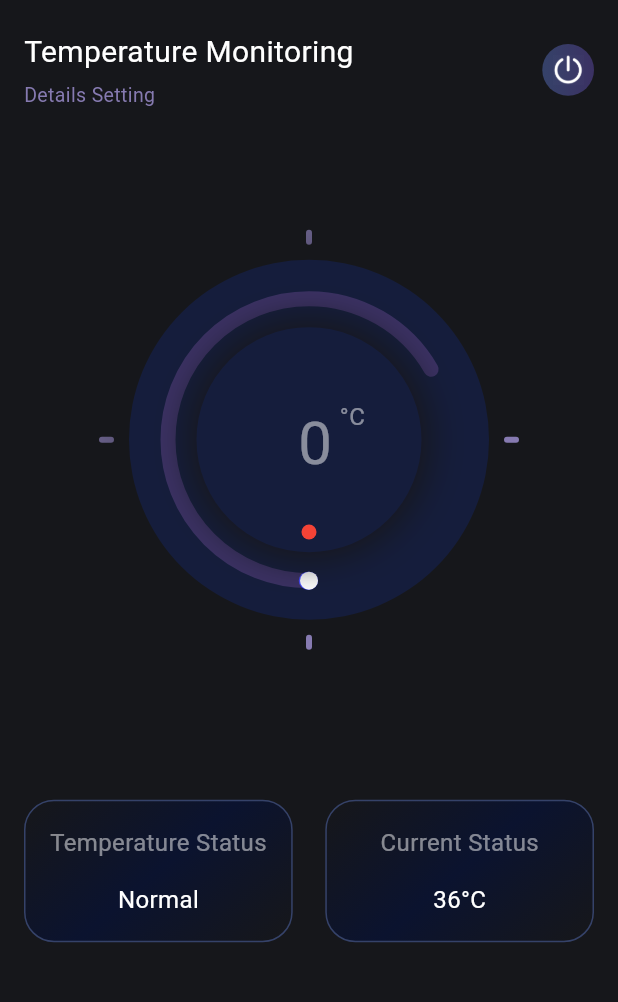
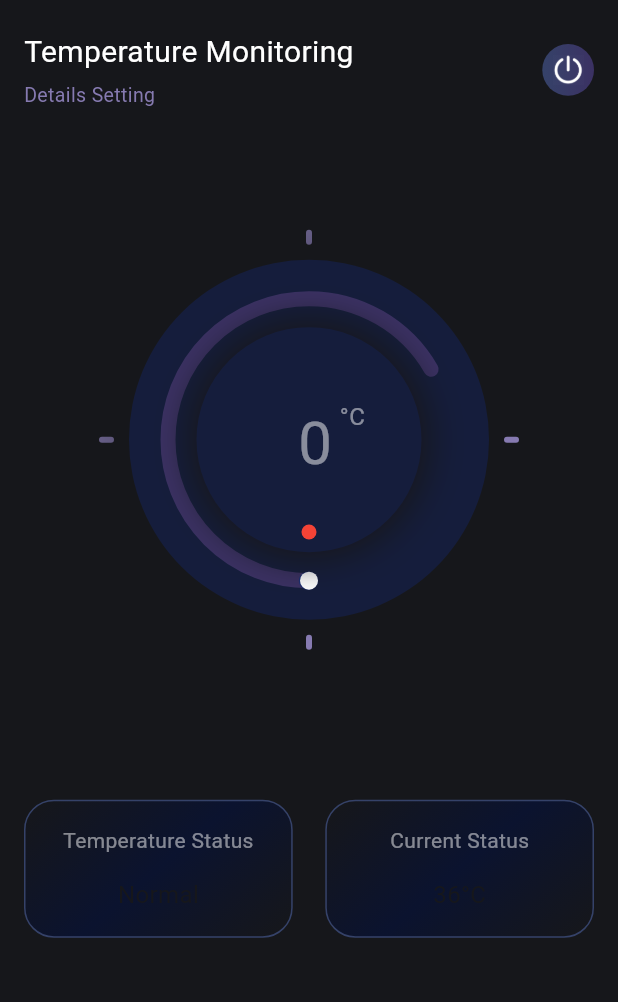
Before and after one commit to bagusirfanzah/AppMonitoring, a Flutter app: the TemperatureScreen screen opened by its route, on a phone screen of 412 x 824 dp, the part 75-1077 px from its top. Run offline on Flutter 3.47's test engine with Material 3 defaults, Android fonts, the light colour scheme and no system bars; drawn by our look-alikes of sleek_circular_slider.

Commit message:
add: on/off detail monitors

```diff
--- a/lib/screen/ph_screen.dart
+++ b/lib/screen/ph_screen.dart
@@ -32,12 +32,13 @@ class _PhScreenState extends State<PhScreen> {
                 children: [
                   InkWell(
                       onTap: () {
-                        Navigator.pushReplacementNamed(
-                            context, HomeScreen.routeName);
+                        Navigator.pushReplacementNamed(context, HomeScreen.routeName);
                       },
                       child:
                           Image.asset("assets/icons/iconback.png", scale: 15)),
-                  const Icon(Icons.refresh, color: whiteColor, size: 25)
+                  InkWell(
+                      onTap: () {},
+                      child: const Icon(Icons.refresh, color: whiteColor, size: 25))
                 ],
               ),
               const SizedBox(height: 20),
@@ -101,14 +102,16 @@ class _PhScreenState extends State<PhScreen> {
                 textMonitor: "pH",
               ),
               const SizedBox(height: 100),
-              const Row(
+              Row(
                 mainAxisAlignment: MainAxisAlignment.spaceBetween,
                 children: [
                   DetailMonitor(
+                    isClick: isClick,
                     text: "PH Status",
                     textStatus: "Normal",
                   ),
                   DetailMonitor(
+                    isClick: isClick,
                     text: "Current Status",
                     textStatus: "7 pH",
                   )
--- a/lib/screen/temperature_screen.dart
+++ b/lib/screen/temperature_screen.dart
@@ -32,12 +32,14 @@ class _TemperatureScreenState extends State<TemperatureScreen> {
                 children: [
                   InkWell(
                       onTap: () {
-                        Navigator.pushReplacementNamed(
-                            context, HomeScreen.routeName);
+                        Navigator.pushReplacementNamed(context, HomeScreen.routeName);
                       },
                       child:
                           Image.asset("assets/icons/iconback.png", scale: 15)),
-                  const Icon(Icons.refresh, color: whiteColor, size: 25)
+                  InkWell(
+                      onTap: () {},
+                      child: const Icon(Icons.refresh,
+                          color: whiteColor, size: 25))
                 ],
               ),
               const SizedBox(height: 20),
@@ -98,14 +100,16 @@ class _TemperatureScreenState extends State<TemperatureScreen> {
               const SizedBox(height: 80),
               Monitor(isClick: isClick, textMonitor: "°C"),
               const SizedBox(height: 100),
-              const Row(
+              Row(
                 mainAxisAlignment: MainAxisAlignment.spaceBetween,
                 children: [
                   DetailMonitor(
+                    isClick: isClick,
                     text: "Temperature Status",
                     textStatus: "Normal",
                   ),
                   DetailMonitor(
+                    isClick: isClick,
                     text: "Current Status",
                     textStatus: "36°C",
                   ),
--- a/lib/widget/detail_monitor.dart
+++ b/lib/widget/detail_monitor.dart
@@ -5,10 +5,12 @@ import 'package:flutter/material.dart';
 class DetailMonitor extends StatelessWidget {
   final String text;
   final String textStatus;
+   final bool isClick;
+
   const DetailMonitor({
     super.key,
     required this.text,
-    required this.textStatus,
+    required this.textStatus, required this.isClick,
   });
 
   @override
@@ -18,7 +20,7 @@ class DetailMonitor extends StatelessWidget {
       width: size.width/2.3,
       padding: const EdgeInsets.all(16),
       decoration: BoxDecoration(
-          border: Border.all(color: darkgreyColor),
+          border: Border.all(color: isClick? darkblueColor : darkgreyColor),
           borderRadius: BorderRadius.circular(20),
           gradient: const LinearGradient(
             transform: GradientRotation(4),
@@ -31,12 +33,12 @@ class DetailMonitor extends StatelessWidget {
           AppText(
               text: text,
               color: greyColor2,
-              fontSize: 16,
+              fontSize: 14,
               fontWeight: FontWeight.bold),
           const SizedBox(height: 15),
           AppText(
               text: textStatus,
-              color: whiteColor,
+              color: isClick? whiteColor : blackColor,
               fontSize: 16,
               fontWeight: FontWeight.bold),
         ],
--- a/lib/widget/monitor.dart
+++ b/lib/widget/monitor.dart
@@ -56,11 +56,14 @@ class Monitor extends StatelessWidget {
                     customColors: CustomSliderColors(
                       trackColor: lightgreyColor,
                       dotColor: whiteColor,
-                      progressBarColors: [
+                      progressBarColors: isClick? <Color>[
                         purpleColor,
                         blueColor,
                         purpleColor
-                      ],
+                      ] : <Color>[
+                        darkblueColor,
+                        darkblueColor,
+                      ] ,
                     ),
                     customWidths: CustomSliderWidths(
                       trackWidth: 10,
```
